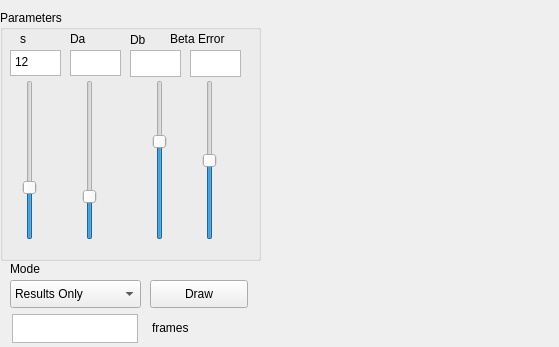
First picture: the form in mainwindow.ui, repository andrewrk/ReactionDiffusion, before the edit.
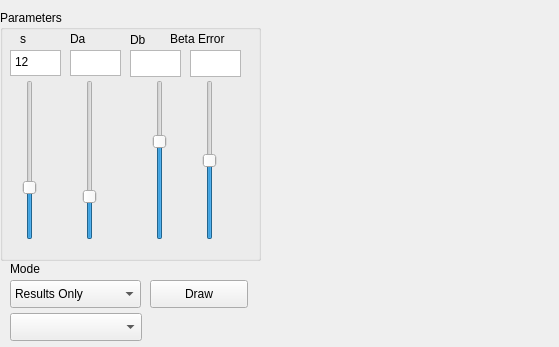
Second picture: the form after the edit.

Commit message: using a combo box instead of a text box for number of frames to skip

```diff
--- a/mainwindow.ui
+++ b/mainwindow.ui
@@ -267,29 +267,6 @@
      <string>Draw</string>
     </property>
    </widget>
-   <widget class="QPlainTextEdit" name="text_frameSkip">
-    <property name="geometry">
-     <rect>
-      <x>12</x>
-      <y>314</y>
-      <width>126</width>
-      <height>29</height>
-     </rect>
-    </property>
-   </widget>
-   <widget class="QLabel" name="lbl_frameSkip">
-    <property name="geometry">
-     <rect>
-      <x>152</x>
-      <y>319</y>
-      <width>68</width>
-      <height>18</height>
-     </rect>
-    </property>
-    <property name="text">
-     <string>frames</string>
-    </property>
-   </widget>
    <widget class="QLabel" name="label_out">
     <property name="geometry">
      <rect>
@@ -303,6 +280,16 @@
      <string/>
     </property>
    </widget>
+   <widget class="QComboBox" name="combo_frameSkip">
+    <property name="geometry">
+     <rect>
+      <x>10</x>
+      <y>313</y>
+      <width>132</width>
+      <height>28</height>
+     </rect>
+    </property>
+   </widget>
   </widget>
  </widget>
  <layoutdefault spacing="6" margin="11"/>
```
The commit also changes 5 other files.
